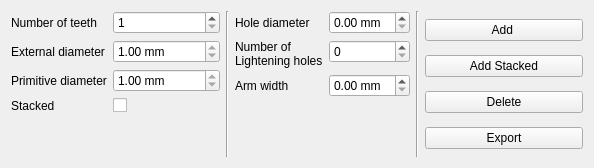
Old version of the form wheelwidget.ui in the repository Klafyvel/GearFactory.
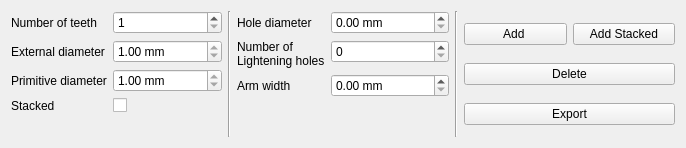
New version of the form.

The edit to the form file:
```diff
--- a/wheelwidget.ui
+++ b/wheelwidget.ui
@@ -6,8 +6,8 @@
    <rect>
     <x>0</x>
     <y>0</y>
-    <width>594</width>
-    <height>168</height>
+    <width>686</width>
+    <height>148</height>
    </rect>
   </property>
   <property name="windowTitle">
@@ -151,6 +151,8 @@
    <item>
     <layout class="QVBoxLayout" name="verticalLayout">
      <item>
+      <layout class="QHBoxLayout" name="horizontalLayout_2">
+       <item>
       <widget class="QPushButton" name="addPushButton">
        <property name="text">
         <string>Add </string>
@@ -166,6 +168,8 @@
         <string>Add Stacked</string>
        </property>
       </widget>
+       </item>
+      </layout>
      </item>
      <item>
       <widget class="QPushButton" name="deletePushButton">
```
Lines whose indentation alone changed are shown as unchanged.
